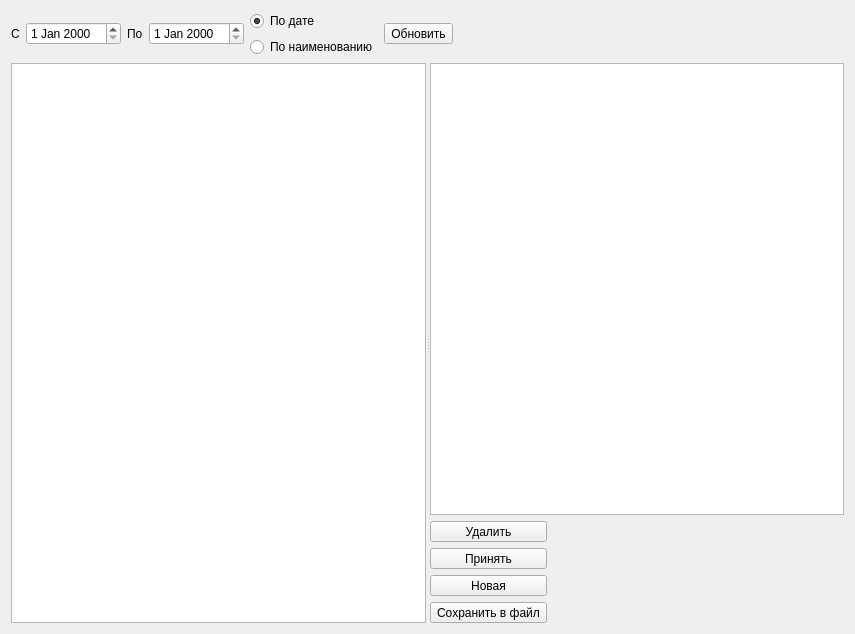
Old version of the form formdoz.ui in the repository Sergeyego/dosage.
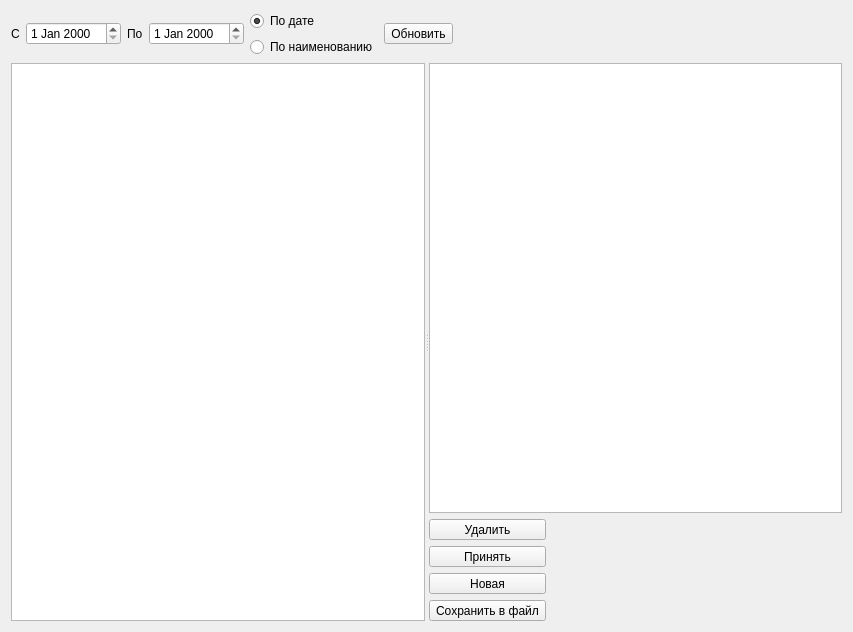
New version of the form. Custom widgets are drawn as their Qt base class.

```diff
--- a/formdoz.ui
+++ b/formdoz.ui
@@ -6,8 +6,8 @@
    <rect>
     <x>0</x>
     <y>0</y>
-    <width>855</width>
-    <height>634</height>
+    <width>853</width>
+    <height>632</height>
    </rect>
   </property>
   <property name="windowTitle">
@@ -101,7 +101,7 @@
        <enum>QAbstractItemView::SelectRows</enum>
       </property>
      </widget>
-     <widget class="QWidget" name="">
+     <widget class="QWidget" name="layoutWidget">
       <layout class="QVBoxLayout" name="verticalLayout_2">
        <item>
         <widget class="DbViewer" name="tableViewDozData"/>
```
